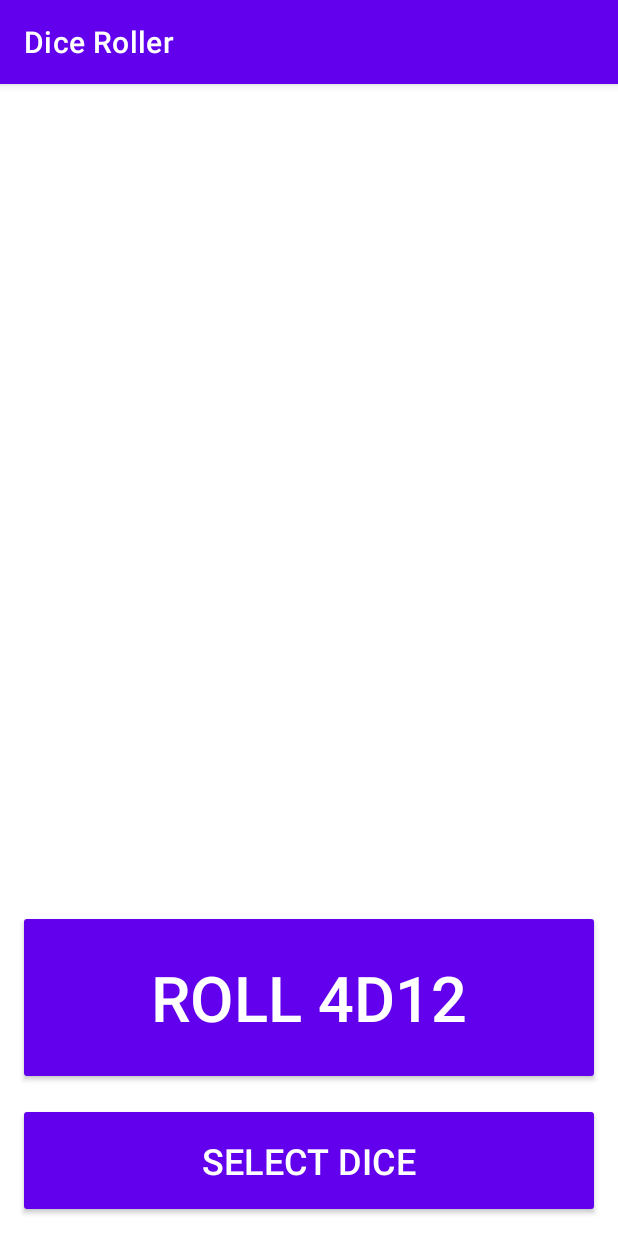
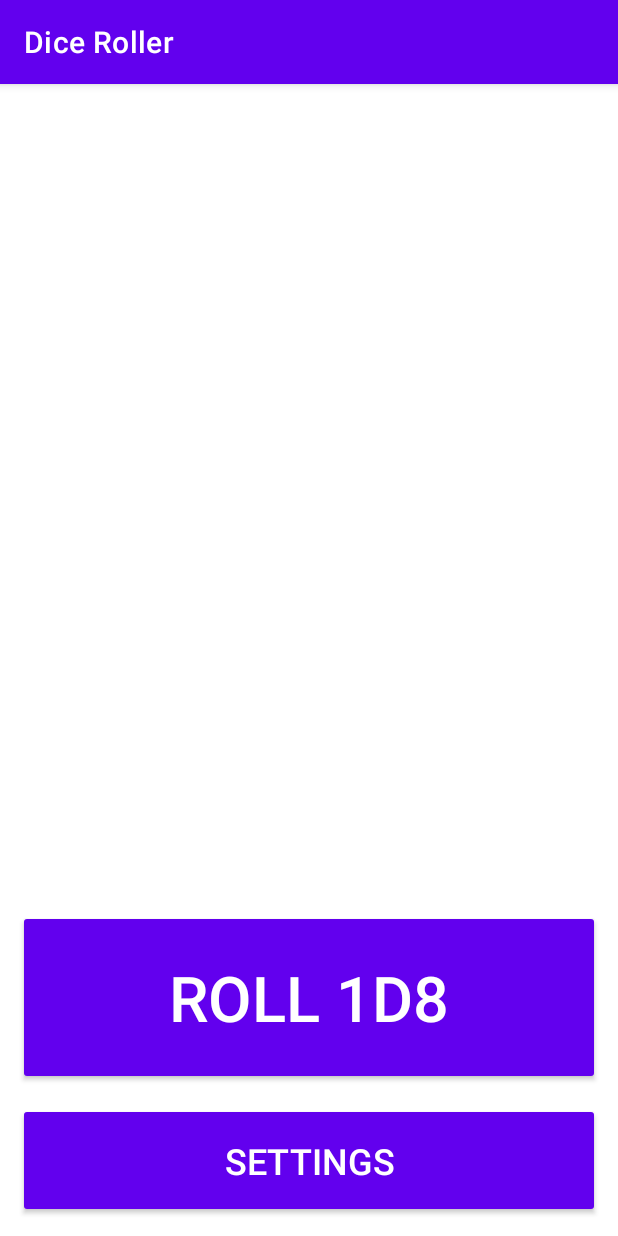
Before and after one commit to JoshuaKnewstub/Dice-Roller, an Android app: the screen it shows after launch (MainActivity), on a phone screen of 412 x 824 dp. Run offline under Robolectric (Android 15) with nearby library versions, the phone set to English and light mode, and no system bars.

Commit message:
add lifetime cycle restructure dice class

```diff
--- a/app/src/main/java/com/example/diceroller/Dice.java
+++ b/app/src/main/java/com/example/diceroller/Dice.java
@@ -1,42 +1,49 @@
 package com.example.diceroller;
 
-import java.util.Arrays;
 import java.util.Random;
 
 public class Dice {
 
-    public static Integer[] dice = new Integer[]{4, 6, 8, 10, 12, 20};
+
+    int sides;
     int numOfDice;
-    int sides;
-    Random random = new Random();
+//    public static Integer[] dice = new Integer[]{4, 6, 8, 10, 12, 20};
 
-    public Dice() {
-        this.sides = dice[2];
-        this.numOfDice = 2;
+
+    public static final Dice[] dice = {
+            new Dice(4),
+            new Dice(6),
+            new Dice(8),
+            new Dice(10),
+            new Dice(12),
+            new Dice(20)
+    };
+
+    private Dice(int sides) {
+        this.sides = sides;
+        this.numOfDice = 1;
     }
 
-    public Dice(int numOfDice, int sides) {
-        this.numOfDice = numOfDice;
-
-        this.sides = dice[indexOfDice(sides)];
-    }
-
-    public int[] roll() {
-        int[] results = new int[numOfDice];
-        for (int i = 0; i < numOfDice; i++) {
-            results[i] = random.nextInt(sides) + 1;
-        }
-        return results;
-    }
-
-    public static int indexOfDice(int side) {
-        for (int i = 0; i < dice.length; i++) {
-            if (dice[i] == side) {
+    public static int getIndex(int sides) {
+        for (int i = 0; i < Dice.dice.length; i++) {
+            if (Dice.dice[i].sides == sides) {
                 return i;
             }
         }
         return 1;
     }
 
+    public static Integer[] getSidesAsInteger() {
+        Integer[] sides = new Integer[dice.length];
+        for (int i = 0; i < dice.length; i++) {
+            sides[i] = dice[i].sides;
+        }
+        return sides;
+    }
 
+
+    public int roll() {
+        Random random = new Random();
+        return (random.nextInt(sides) + 1);
+    }
 }
--- a/app/src/main/res/layout/activity_main.xml
+++ b/app/src/main/res/layout/activity_main.xml
@@ -1,6 +1,5 @@
 <?xml version="1.0" encoding="utf-8"?>
-<androidx.appcompat.widget.LinearLayoutCompat
-    xmlns:android="http://schemas.android.com/apk/res/android"
+<androidx.appcompat.widget.LinearLayoutCompat xmlns:android="http://schemas.android.com/apk/res/android"
     xmlns:tools="http://schemas.android.com/tools"
     android:layout_width="match_parent"
     android:layout_height="match_parent"
@@ -12,13 +11,13 @@
         style="@style/Widget.AppCompat.TextView"
         android:layout_width="match_parent"
         android:layout_height="wrap_content"
+        android:layout_marginHorizontal="24dp"
+        android:layout_marginTop="100dp"
         android:layout_weight="1"
+        android:padding="32dp"
         android:textAlignment="center"
-        android:padding="32dp"
-        android:layout_marginTop="100dp"
-        android:layout_marginHorizontal="24dp"
+        android:textAppearance="@style/TextAppearance.AppCompat.Body1"
         android:textSize="40sp"
-        android:textAppearance="@style/TextAppearance.AppCompat.Body1"
 
         />
 
@@ -27,38 +26,34 @@
         style="@style/Widget.AppCompat.TextView"
         android:layout_width="match_parent"
         android:layout_height="wrap_content"
+        android:layout_margin="24dp"
         android:textAlignment="center"
-        android:layout_margin="24dp"
-        android:textSize="64sp"
         android:textAppearance="@style/TextAppearance.AppCompat.Title"
-        />
+        android:textSize="64sp" />
 
     <Button
+        android:id="@+id/rollDiceButton"
+        style="@style/Widget.AppCompat.Button"
         android:layout_width="match_parent"
         android:layout_height="wrap_content"
+        android:layout_marginHorizontal="12dp"
+        android:layout_marginTop="12sp"
         android:onClick="rollDice"
         android:padding="24dp"
-        android:layout_marginHorizontal="12dp"
-        android:layout_marginTop="12sp"
-        android:textSize="42sp"
-        style="@style/Widget.AppCompat.Button"
-        android:id="@+id/rollDicButton"
+        android:soundEffectsEnabled="false"
         android:text="@string/roll"
-        android:soundEffectsEnabled="false"
-        />
+        android:textSize="42sp" />
 
     <Button
         android:id="@+id/settingsButton"
+        style="@style/Widget.AppCompat.Button"
         android:layout_width="match_parent"
         android:layout_height="wrap_content"
-        android:onClick="Settings"
+        android:layout_margin="12dp"
+        android:onClick="settingsClicked"
         android:padding="16dp"
-        android:layout_margin="12dp"
-        android:textSize="24sp"
-        style="@style/Widget.AppCompat.Button"
-        android:text="@string/select_dice"
-        />
-
+        android:text="@string/settings"
+        android:textSize="24sp" />
 
 
 </androidx.appcompat.widget.LinearLayoutCompat>
--- a/app/src/main/res/values/strings.xml
+++ b/app/src/main/res/values/strings.xml
@@ -23,4 +23,6 @@
     <string name="save_and_return">Save And Return</string>
     <string name="d">D</string>
     <string name="select_dice">Select Dice</string>
+    <string name="music">Music</string>
+    <string name="sfx">SFX</string>
 </resources>
```
Also changed, not shown: app/src/main/java/com/example/diceroller/MainActivity.java (+111 -61 lines), app/src/main/java/com/example/diceroller/Settings.java (+48 -13 lines), app/src/main/res/layout/activity_settings.xml (+20 -12 lines), 1 other file.
